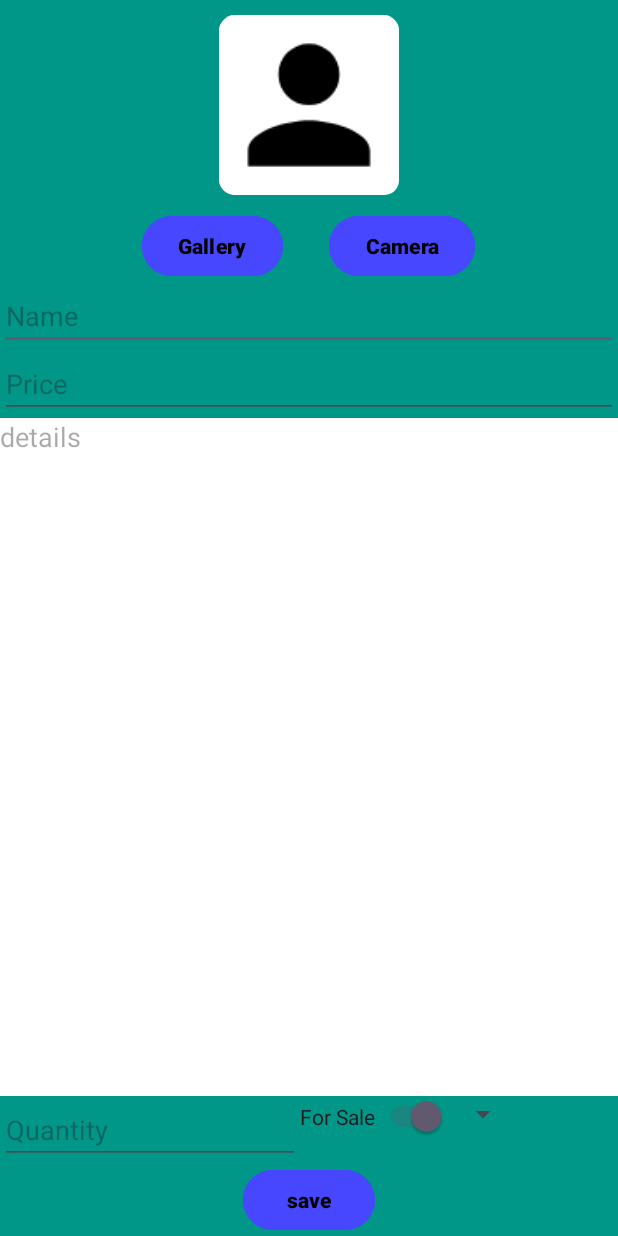
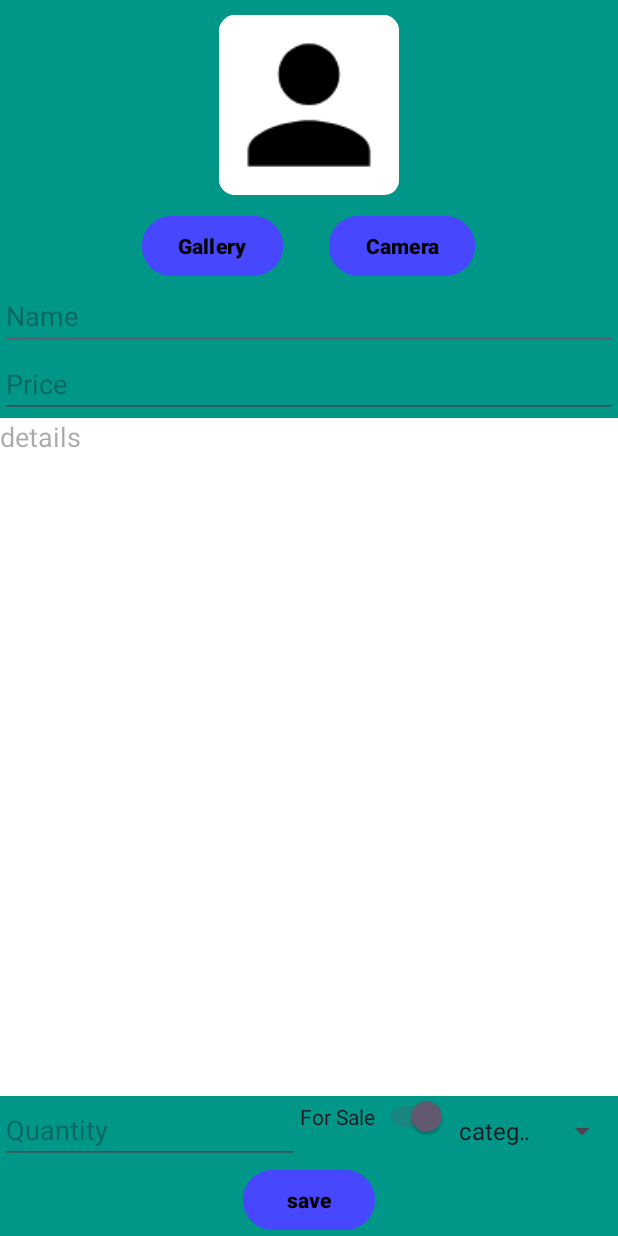
Before and after one commit to HilaAssia/ProjBagrut, an Android app: the EditProductActivity screen opened directly, with no data from a screen before it, on a phone screen of 412 x 824 dp. Run offline under Robolectric (Android 15) with nearby library versions, the phone set to English and light mode, and no system bars; our stand-ins replace Firebase (no records; nobody signed in at launch, a user with empty details on screens opened directly).

Commit message:
Initial Commit

```diff
--- a/app/src/main/java/com/example/bagrutproject/utils/FireStoreHelper.java
+++ b/app/src/main/java/com/example/bagrutproject/utils/FireStoreHelper.java
@@ -113,4 +113,7 @@ public class FireStoreHelper {
     public static CollectionReference getCollectionRefManager() {
         return collectionRefManager;
     }
+    public static CollectionReference getCollectionRefCat() {
+        return collectionRefCat;
+    }
 }
--- a/app/src/main/java/com/example/bagrutproject/views/EditProductActivity.java
+++ b/app/src/main/java/com/example/bagrutproject/views/EditProductActivity.java
@@ -4,7 +4,9 @@ import android.content.Intent;
 import android.graphics.Bitmap;
 import android.os.Bundle;
 import android.provider.MediaStore;
+import android.util.Log;
 import android.view.View;
+import android.widget.ArrayAdapter;
 import android.widget.Button;
 import android.widget.EditText;
 import android.widget.ImageView;
@@ -20,6 +22,9 @@ import com.example.bagrutproject.R;
 import com.example.bagrutproject.model.Product;
 import com.example.bagrutproject.utils.FireStoreHelper;
 import com.example.bagrutproject.utils.ImageUtils;
+import com.google.firebase.firestore.QueryDocumentSnapshot;
+
+import java.util.ArrayList;
 
 public class EditProductActivity extends AppCompatActivity {
 
@@ -40,12 +45,7 @@ public class EditProductActivity extends AppCompatActivity {
         setContentView(R.layout.activity_add_product);
 
         spinner = findViewById(R.id.spinner);
-// Create an ArrayAdapter using the string array and a default spinner layout.
-        //ArrayAdapter<CharSequence> adapter = ArrayAdapter.createFromResource(this,R.xml.category,android.R.layout.simple_spinner_item);
-// Specify the layout to use when the list of choices appears.
-        //adapter.setDropDownViewResource(android.R.layout.simple_spinner_dropdown_item);
-// Apply the adapter to the spinner.
-        //spinner.setAdapter(adapter);
+        getCategory();
         ivImage=findViewById(R.id.imageView);
         etName=findViewById(R.id.etName);
         etPrice=findViewById(R.id.etPrice);
@@ -167,4 +167,35 @@ public class EditProductActivity extends AppCompatActivity {
             }
         });
     }
+
+    public void updateSpinner(ArrayList<String> items){
+        ArrayAdapter<String> adapter = new ArrayAdapter<>(this, android.R.layout.simple_spinner_item, items);
+        adapter.setDropDownViewResource(android.R.layout.simple_spinner_dropdown_item); // מגדיר את התצוגה של רשימת האפשרויות
+        spinner.setAdapter(adapter);
+    }
+
+    public void getCategory(){
+        // יצירת רשימה של מיתרים שתכיל את שמות הקטגוריות
+        ArrayList<String> categoriesList = new ArrayList<>();
+        categoriesList.add("category");
+
+        // שליפת הקטגוריות מ-Firestore
+        fireStoreHelper.getCollectionRefCat().get()
+                .addOnCompleteListener(task -> {
+                    if (task.isSuccessful()) {
+                        for (QueryDocumentSnapshot document : task.getResult()) {
+                            // הוספת שם הקטגוריה לרשימה
+                            String categoryName = document.getString("category");
+                            categoriesList.add(categoryName);
+                        }
+                        // אחרי שסיימנו לעדכן את הרשימה, תוכל להמיר אותה למערך (אם נדרש)
+                        //String[] categoriesArray = categoriesList.toArray(new String[0]);
+                        // עכשיו categoriesArray מכיל את כל הקטגוריות
+                        // אפשר לעדכן את ה-Spinner או כל רכיב אחר
+                        updateSpinner(categoriesList);
+                    } else {
+                        Log.w("Firestore", "Error getting documents.", task.getException());
+                    }
+                });
+    }
 }
```
